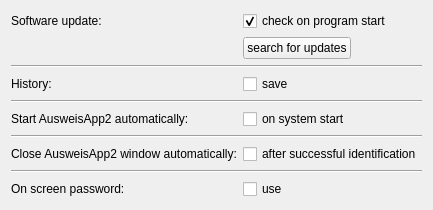
Governikus/AusweisApp, file src/ui/widget/GeneralSettingsWidget.ui: the form before one commit.
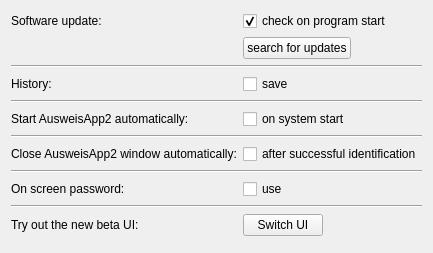
The form after the commit.

The edit to the form file:
```diff
--- a/src/ui/widget/GeneralSettingsWidget.ui
+++ b/src/ui/widget/GeneralSettingsWidget.ui
@@ -194,6 +194,52 @@
         </property>
        </widget>
       </item>
+      <item row="10" column="0" colspan="2">
+       <widget class="Line" name="line4">
+        <property name="orientation">
+         <enum>Qt::Horizontal</enum>
+        </property>
+       </widget>
+      </item>
+      <item row="11" column="0">
+       <widget class="QLabel" name="switchToBetaUi">
+        <property name="focusPolicy">
+         <enum>Qt::TabFocus</enum>
+        </property>
+        <property name="text">
+         <string>Try out the new beta UI:</string>
+        </property>
+       </widget>
+      </item>
+      <item row="11" column="1">
+       <widget class="QPushButton" name="switchToBetaUiButton">
+        <property name="enabled">
+         <bool>true</bool>
+        </property>
+        <property name="sizePolicy">
+         <sizepolicy hsizetype="Fixed" vsizetype="Fixed">
+          <horstretch>0</horstretch>
+          <verstretch>0</verstretch>
+         </sizepolicy>
+        </property>
+        <property name="text">
+         <string>Switch UI</string>
+        </property>
+       </widget>
+      </item>
+      <item row="12" column="0" colspan="2">
+       <spacer name="verticalSpacerForButton">
+        <property name="orientation">
+         <enum>Qt::Vertical</enum>
+        </property>
+        <property name="sizeHint" stdset="0">
+         <size>
+          <width>20</width>
+          <height>40</height>
+         </size>
+        </property>
+       </spacer>
+      </item>
      </layout>
     </widget>
    </item>
```
